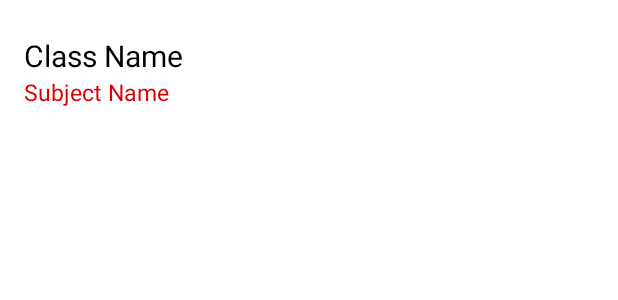
After one commit to f-pulido-1/AssignmentTracker, an Android app: the layout class_item.xml on its own in the app's theme, with its tools: preview values and no code run, on a phone screen of 412 x 824 dp. The commit adds this screen. Shown: the top 300 px of the screen. Run offline under Robolectric (Android 15) with nearby library versions, the phone set to English and light mode, and no system bars.

Commit message:
At this point, adding classes and their subjects to a list is possible. Good checkpoint to save at.

```diff
--- a/app/src/main/AndroidManifest.xml
+++ b/app/src/main/AndroidManifest.xml
@@ -27,7 +27,7 @@
             android:name=".LoginActivity"
             android:exported="false" />
         <activity
-            android:name=".Attendance" />
+            android:name=".AttendanceActivity" />
         <activity
             android:name=".MainActivity"
             android:exported="true">
--- a/app/src/main/java/com/example/assignmenttracker/Attendance.java
+++ b/app/src/main/java/com/example/assignmenttracker/Attendance.java
@@ -23,6 +23,10 @@ public class Attendance {
     private boolean isPresent;
 
     //    Constructor
+
+    public Attendance() {
+    }
+
     public Attendance(String className, int attendanceId, boolean isPresent){
         this.className = className;
         this.attendanceId = attendanceId;
--- a/app/src/main/java/com/example/assignmenttracker/MainActivity.java
+++ b/app/src/main/java/com/example/assignmenttracker/MainActivity.java
@@ -93,7 +93,7 @@ public class MainActivity extends AppCompatActivity {
         logAttendanceButton.setOnClickListener(new View.OnClickListener() {
             @Override
             public void onClick(View v) {
-                Intent intent = new Intent(MainActivity.this, Attendance.class);
+                Intent intent = new Intent(MainActivity.this, AttendanceActivity.class);
                 intent.putExtra(USER_ID_KEY, userId);
                 startActivity(intent);
             }
--- a/app/src/main/res/layout/activity_attendance.xml
+++ b/app/src/main/res/layout/activity_attendance.xml
@@ -19,6 +19,12 @@
         tools:ignore="MissingConstraints"
         tools:layout_editor_absoluteY="617dp" />
 
+    <androidx.recyclerview.widget.RecyclerView
+        android:id="@+id/recyclerViewClasses"
+        android:layout_width="match_parent"
+        android:layout_height="match_parent"
+        />
+
 
 
 </androidx.constraintlayout.widget.ConstraintLayout>
--- /dev/null
+++ b/app/src/main/res/layout/class_item.xml
@@ -0,0 +1,33 @@
+<?xml version="1.0" encoding="utf-8"?>
+<RelativeLayout
+    xmlns:android="http://schemas.android.com/apk/res/android"
+    android:layout_width="match_parent"
+    android:layout_height="96dp">
+
+    <LinearLayout
+        android:padding="16dp"
+        android:layout_centerVertical="true"
+        android:layout_width="wrap_content"
+        android:layout_height="wrap_content"
+        android:orientation="vertical">
+
+        <TextView
+            android:id="@+id/class_tv"
+            android:layout_width="wrap_content"
+            android:layout_height="wrap_content"
+            android:text="Class Name"
+            android:textSize="20sp"
+            android:textColor="@color/black"
+            />
+
+        <TextView
+            android:id="@+id/subject_tv"
+            android:layout_width="wrap_content"
+            android:layout_height="wrap_content"
+            android:text="Subject Name"
+            android:textSize="15sp"
+            android:textColor="#DA0000"
+            />
+    </LinearLayout>
+
+</RelativeLayout>
```
Also changed, not shown: app/src/main/java/com/example/assignmenttracker/AttendanceActivity.java (+49 -33 lines), app/src/main/java/com/example/assignmenttracker/ClassAdapter.java (added, +53 -0 lines), app/src/main/java/com/example/assignmenttracker/ClassItem.java (added, +27 -0 lines), app/src/main/res/layout/dialog.xml (renamed from app/src/main/res/layout/class_dialog.xml, +6 -5 lines).
